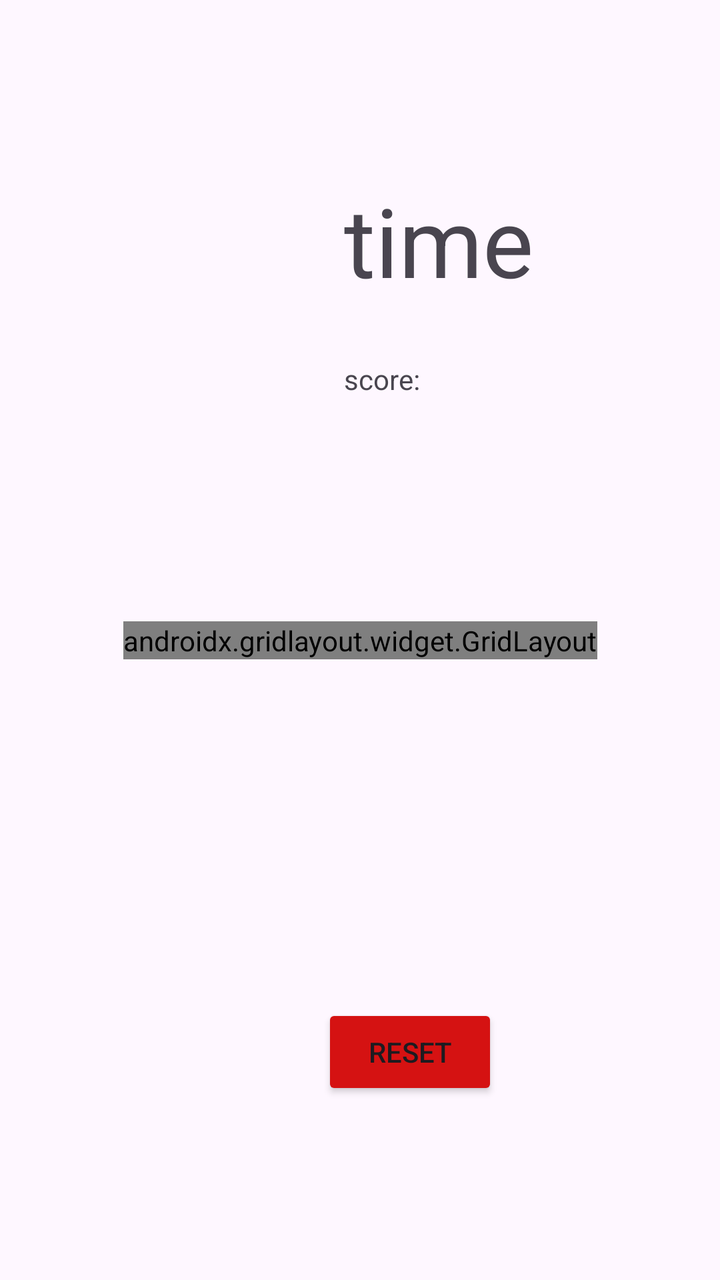
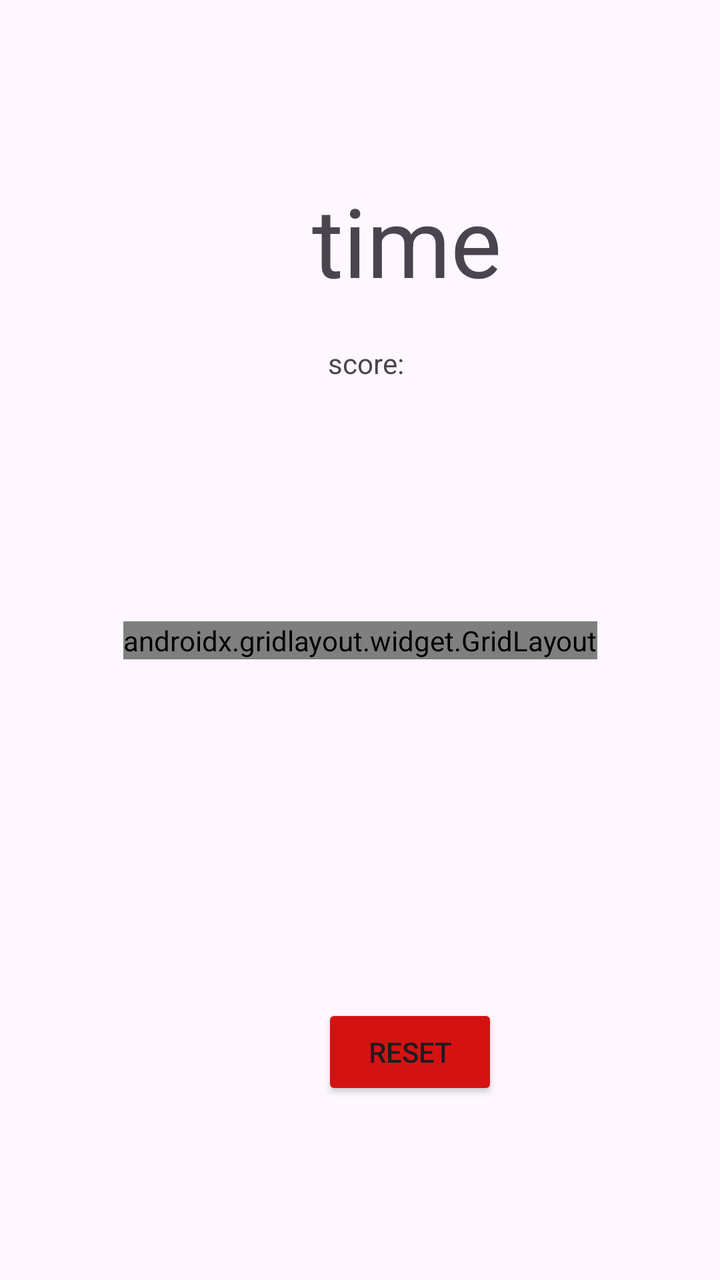

The first picture is an Android layout as it rendered before a commit; the second is the same layout after the commit. The layout source and the unified diff follow.
<!-- AndroidManifest.xml: application theme Theme.Whackamole -->
<!-- res/layout/activity_main.xml -->
<?xml version="1.0" encoding="utf-8"?>
<androidx.constraintlayout.widget.ConstraintLayout xmlns:android="http://schemas.android.com/apk/res/android"
    xmlns:app="http://schemas.android.com/apk/res-auto"
    xmlns:tools="http://schemas.android.com/tools"
    android:id="@+id/main"
    android:layout_width="match_parent"
    android:layout_height="match_parent"
    tools:context=".MainActivity">

    <androidx.gridlayout.widget.GridLayout
        android:id="@+id/gridLay"
        android:layout_width="wrap_content"
        android:layout_height="wrap_content"
        app:layout_constraintBottom_toBottomOf="parent"
        app:layout_constraintEnd_toEndOf="parent"
        app:layout_constraintStart_toStartOf="parent"
        app:layout_constraintTop_toTopOf="parent"
        >


    </androidx.gridlayout.widget.GridLayout>

    <TextView
        android:id="@+id/textView"
        android:layout_width="wrap_content"
        android:layout_height="wrap_content"
        android:layout_marginStart="172dp"
        android:layout_marginTop="180dp"
        android:text="score: "
        app:layout_constraintStart_toStartOf="parent"
        app:layout_constraintTop_toTopOf="parent" />

    <Button
        android:id="@+id/restbutton"
        android:layout_width="wrap_content"
        android:layout_height="wrap_content"
        android:layout_marginStart="161dp"
        android:layout_marginBottom="90dp"
        android:backgroundTint="#D51212"
        android:text="Reset"
        app:layout_constraintBottom_toBottomOf="parent"
        app:layout_constraintStart_toStartOf="parent" />

    <TextView
        android:id="@+id/textView2"
        android:layout_width="wrap_content"
        android:layout_height="wrap_content"
        android:layout_marginStart="172dp"
        android:layout_marginTop="88dp"
        android:text="time"
        android:textSize="48sp"
        app:layout_constraintStart_toStartOf="parent"
        app:layout_constraintTop_toTopOf="parent" />
</androidx.constraintlayout.widget.ConstraintLayout>
<!-- resources referenced by this layout -->
<resources>
  <style name="Theme.Whackamole" parent="Base.Theme.Whackamole" />
  <style name="Base.Theme.Whackamole" parent="Theme.Material3.DayNight.NoActionBar">
          
          
      </style>
</resources>

<!-- the commit's change to res/layout/activity_main.xml (unified diff, before → after) -->
@@ -24,8 +24,8 @@
         android:id="@+id/textView"
         android:layout_width="wrap_content"
         android:layout_height="wrap_content"
-        android:layout_marginStart="172dp"
-        android:layout_marginTop="180dp"
+        android:layout_marginStart="164dp"
+        android:layout_marginTop="172dp"
         android:text="score: "
         app:layout_constraintStart_toStartOf="parent"
         app:layout_constraintTop_toTopOf="parent" />
@@ -45,10 +45,11 @@
         android:id="@+id/textView2"
         android:layout_width="wrap_content"
         android:layout_height="wrap_content"
-        android:layout_marginStart="172dp"
+        android:layout_marginStart="156dp"
         android:layout_marginTop="88dp"
         android:text="time"
         android:textSize="48sp"
         app:layout_constraintStart_toStartOf="parent"
         app:layout_constraintTop_toTopOf="parent" />
+
 </androidx.constraintlayout.widget.ConstraintLayout>
